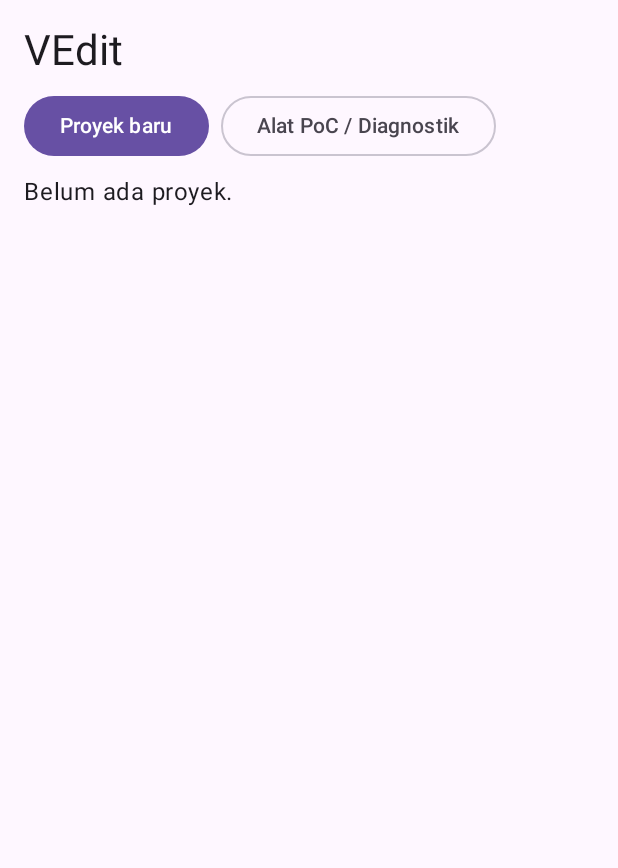
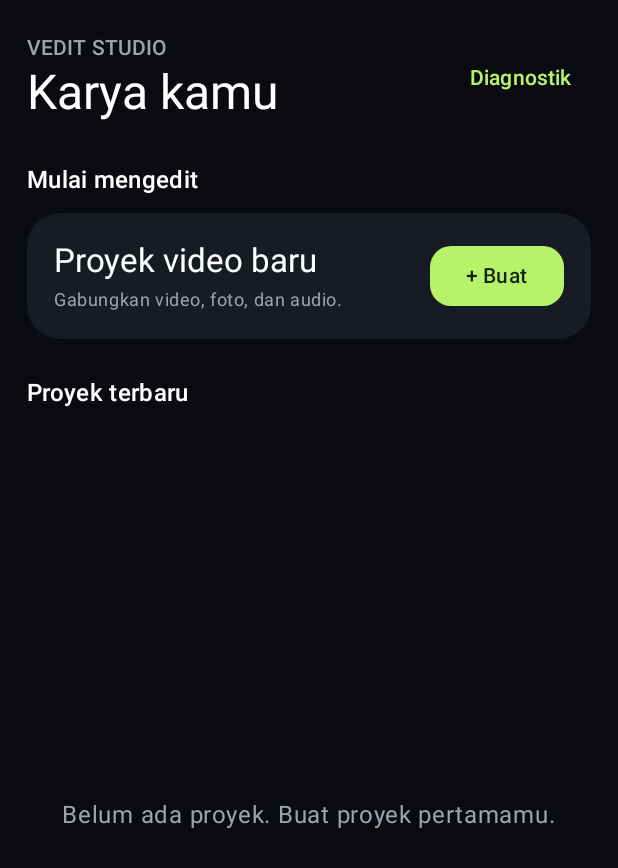
Before and after one commit to rudicrash4/VEdit, an Android app built with Jetpack Compose: the screen it shows after launch (MainActivity), on a phone screen of 412 x 824 dp. Shown: the top 868 px of the screen. Run offline under Robolectric (Android 15) with nearby library versions, the phone set to English and light mode, and no system bars.

Commit message:
VEdit v0.5.1 — UI/UX refresh
Merge UI/UX refresh, version bump, documentation updates, and direct APK Release workflow.

```diff
--- a/app/src/main/java/id/vedit/editor/MainActivity.kt
+++ b/app/src/main/java/id/vedit/editor/MainActivity.kt
@@ -12,6 +12,8 @@ import androidx.compose.foundation.rememberScrollState
 import androidx.compose.foundation.verticalScroll
 import androidx.compose.material3.Button
 import androidx.compose.material3.MaterialTheme
+import androidx.compose.material3.darkColorScheme
+import androidx.compose.ui.graphics.Color
 import androidx.compose.material3.Surface
 import androidx.compose.foundation.layout.safeDrawingPadding
 import androidx.compose.foundation.layout.fillMaxSize
@@ -43,7 +45,7 @@ class MainActivity : ComponentActivity() {
     override fun onCreate(savedInstanceState: Bundle?) {
         super.onCreate(savedInstanceState)
         setContent {
-            MaterialTheme {
+            MaterialTheme(colorScheme = darkColorScheme(primary = Color(0xFFB6F36B), onPrimary = Color(0xFF17200D), secondary = Color(0xFF8ED8FF), background = Color(0xFF090B10), surface = Color(0xFF12161E), surfaceVariant = Color(0xFF202632))) {
                 Surface(Modifier.fillMaxSize()) { Box(Modifier.fillMaxSize().safeDrawingPadding()) { Root() } }
             }
         }
--- a/app/src/main/java/id/vedit/editor/ui/HomeScreen.kt
+++ b/app/src/main/java/id/vedit/editor/ui/HomeScreen.kt
@@ -1,17 +1,23 @@
 package id.vedit.editor.ui
 
+import androidx.compose.foundation.background
 import androidx.compose.foundation.clickable
 import androidx.compose.foundation.layout.Arrangement
+import androidx.compose.foundation.layout.Box
 import androidx.compose.foundation.layout.Column
 import androidx.compose.foundation.layout.Row
+import androidx.compose.foundation.layout.fillMaxSize
 import androidx.compose.foundation.layout.fillMaxWidth
 import androidx.compose.foundation.layout.padding
-import androidx.compose.foundation.rememberScrollState
-import androidx.compose.foundation.verticalScroll
+import androidx.compose.foundation.lazy.LazyColumn
+import androidx.compose.foundation.lazy.items
+import androidx.compose.foundation.shape.RoundedCornerShape
 import androidx.compose.material3.AlertDialog
 import androidx.compose.material3.Button
+import androidx.compose.material3.ButtonDefaults
+import androidx.compose.material3.Card
+import androidx.compose.material3.CardDefaults
 import androidx.compose.material3.MaterialTheme
-import androidx.compose.material3.OutlinedButton
 import androidx.compose.material3.Text
 import androidx.compose.material3.TextButton
 import androidx.compose.runtime.Composable
@@ -21,6 +27,7 @@ import androidx.compose.runtime.remember
 import androidx.compose.runtime.setValue
 import androidx.compose.ui.Alignment
 import androidx.compose.ui.Modifier
+import androidx.compose.ui.graphics.Color
 import androidx.compose.ui.unit.dp
 import id.vedit.editor.data.ProjectStore
 import id.vedit.editor.domain.Project
@@ -33,42 +40,51 @@ import java.util.UUID
 fun HomeScreen(store: ProjectStore, onOpen: (String) -> Unit, onTools: () -> Unit) {
     var projects by remember { mutableStateOf(store.list()) }
     var toDelete by remember { mutableStateOf<Project?>(null) }
-    Column(Modifier.verticalScroll(rememberScrollState()).padding(16.dp), verticalArrangement = Arrangement.spacedBy(8.dp)) {
-        Text("VEdit", style = MaterialTheme.typography.headlineMedium)
-        Row(horizontalArrangement = Arrangement.spacedBy(8.dp)) {
-            Button(onClick = {
-                val p = Project.create(UUID.randomUUID().toString(), "Proyek ${projects.size + 1}", System.currentTimeMillis())
-                store.save(p)
-                onOpen(p.id)
-            }) { Text("Proyek baru") }
-            OutlinedButton(onClick = onTools) { Text("Alat PoC / Diagnostik") }
+    Column(Modifier.fillMaxSize().background(Color(0xFF090B10)).padding(horizontal = 18.dp, vertical = 22.dp)) {
+        Row(verticalAlignment = Alignment.CenterVertically) {
+            Column(Modifier.weight(1f)) {
+                Text("VEDIT STUDIO", style = MaterialTheme.typography.labelLarge, color = Color(0xFF9CA3AF))
+                Text("Karya kamu", style = MaterialTheme.typography.headlineLarge, color = Color.White)
+            }
+            TextButton(onClick = onTools) { Text("Diagnostik") }
         }
-        if (projects.isEmpty()) Text("Belum ada proyek.")
-        projects.forEach { p ->
-            Row(
-                Modifier.fillMaxWidth().clickable { onOpen(p.id) }.padding(vertical = 8.dp),
-                verticalAlignment = Alignment.CenterVertically,
-            ) {
+        Text("Mulai mengedit", color = Color.White, style = MaterialTheme.typography.titleMedium, modifier = Modifier.padding(top = 26.dp, bottom = 10.dp))
+        Card(Modifier.fillMaxWidth(), shape = RoundedCornerShape(22.dp), colors = CardDefaults.cardColors(containerColor = Color(0xFF171B24))) {
+            Row(Modifier.padding(18.dp), verticalAlignment = Alignment.CenterVertically) {
                 Column(Modifier.weight(1f)) {
-                    Text(p.name, style = MaterialTheme.typography.titleMedium)
-                    Text(
-                        "${formatTime(p.durationUs)} | ${DateFormat.getDateTimeInstance(DateFormat.SHORT, DateFormat.SHORT).format(Date(p.modifiedAtMs))}",
-                        style = MaterialTheme.typography.bodySmall,
-                    )
+                    Text("Proyek video baru", color = Color.White, style = MaterialTheme.typography.titleLarge)
+                    Text("Gabungkan video, foto, dan audio.", color = Color(0xFF9CA3AF), style = MaterialTheme.typography.bodySmall, modifier = Modifier.padding(top = 4.dp))
                 }
-                TextButton(onClick = { toDelete = p }) { Text("Hapus") }
+                Button(onClick = {
+                    val p = Project.create(UUID.randomUUID().toString(), "Proyek ${projects.size + 1}", System.currentTimeMillis())
+                    store.save(p)
+                    onOpen(p.id)
+                }, shape = RoundedCornerShape(14.dp), colors = ButtonDefaults.buttonColors(containerColor = Color(0xFFB6F36B), contentColor = Color(0xFF17200D))) { Text("+ Buat") }
+            }
+        }
+        Text("Proyek terbaru", color = Color.White, style = MaterialTheme.typography.titleMedium, modifier = Modifier.padding(top = 24.dp, bottom = 10.dp))
+        if (projects.isEmpty()) {
+            Box(Modifier.fillMaxSize(), contentAlignment = Alignment.Center) { Text("Belum ada proyek. Buat proyek pertamamu.", color = Color(0xFF9CA3AF)) }
+        } else {
+            LazyColumn(verticalArrangement = Arrangement.spacedBy(10.dp)) {
+                items(projects, key = { it.id }) { p ->
+                    Card(Modifier.fillMaxWidth().clickable { onOpen(p.id) }, shape = RoundedCornerShape(16.dp), colors = CardDefaults.cardColors(containerColor = Color(0xFF171B24))) {
+                        Row(Modifier.padding(16.dp), verticalAlignment = Alignment.CenterVertically) {
+                            Box(Modifier.background(Color(0xFF292F3B), RoundedCornerShape(10.dp)).padding(horizontal = 14.dp, vertical = 12.dp)) { Text("▶", color = Color(0xFFB6F36B)) }
+                            Column(Modifier.weight(1f).padding(start = 12.dp)) {
+                                Text(p.name, color = Color.White, style = MaterialTheme.typography.titleMedium)
+                                Text("${formatTime(p.durationUs)}  •  ${DateFormat.getDateTimeInstance(DateFormat.SHORT, DateFormat.SHORT).format(Date(p.modifiedAtMs))}", color = Color(0xFF9CA3AF), style = MaterialTheme.typography.bodySmall)
+                            }
+                            TextButton(onClick = { toDelete = p }) { Text("Hapus", color = Color(0xFFFF8A80)) }
+                        }
+                    }
+                }
             }
         }
     }
     toDelete?.let { p ->
-        AlertDialog(
-            onDismissRequest = { toDelete = null },
-            title = { Text("Hapus proyek?") },
-            text = { Text("\"${p.name}\" akan dihapus dari aplikasi. File media asli tidak disentuh.") },
-            confirmButton = {
-                TextButton(onClick = { store.delete(p.id); projects = store.list(); toDelete = null }) { Text("Hapus") }
-            },
-            dismissButton = { TextButton(onClick = { toDelete = null }) { Text("Batal") } },
-        )
+        AlertDialog(onDismissRequest = { toDelete = null }, title = { Text("Hapus proyek?") }, text = { Text("\"${p.name}\" akan dihapus dari aplikasi. File media asli tidak disentuh.") },
+            confirmButton = { TextButton(onClick = { store.delete(p.id); projects = store.list(); toDelete = null }) { Text("Hapus") } },
+            dismissButton = { TextButton(onClick = { toDelete = null }) { Text("Batal") } })
     }
 }
--- a/gradle.properties
+++ b/gradle.properties
@@ -5,5 +5,5 @@ android.nonTransitiveRClass=true
 kotlin.code.style=official
 
 # Versi dan tahap pengembangan; dipakai Gradle (versionName) dan workflow (nama file APK).
-vedit.versionName=0.5.0
+vedit.versionName=0.5.1
 vedit.stage=Phase1
```
Also changed, not shown: app/src/main/java/id/vedit/editor/ui/EditorScreen.kt (+30 -17 lines), app/src/main/java/id/vedit/editor/ui/PreviewPanel.kt (+21 -24 lines), 8 other files.
